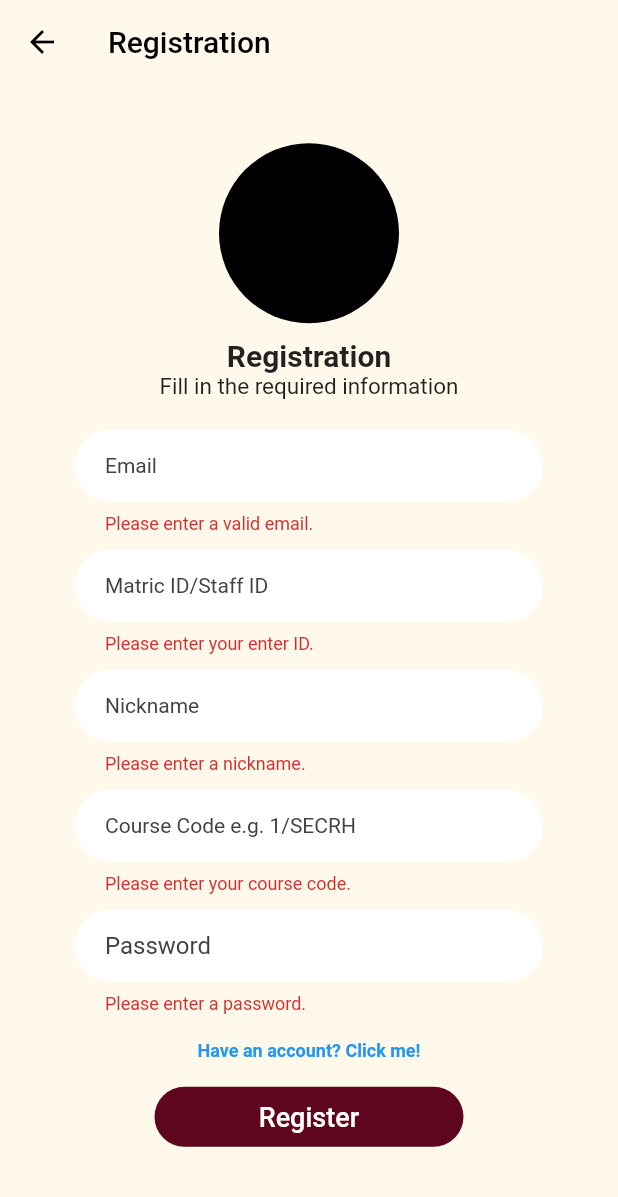
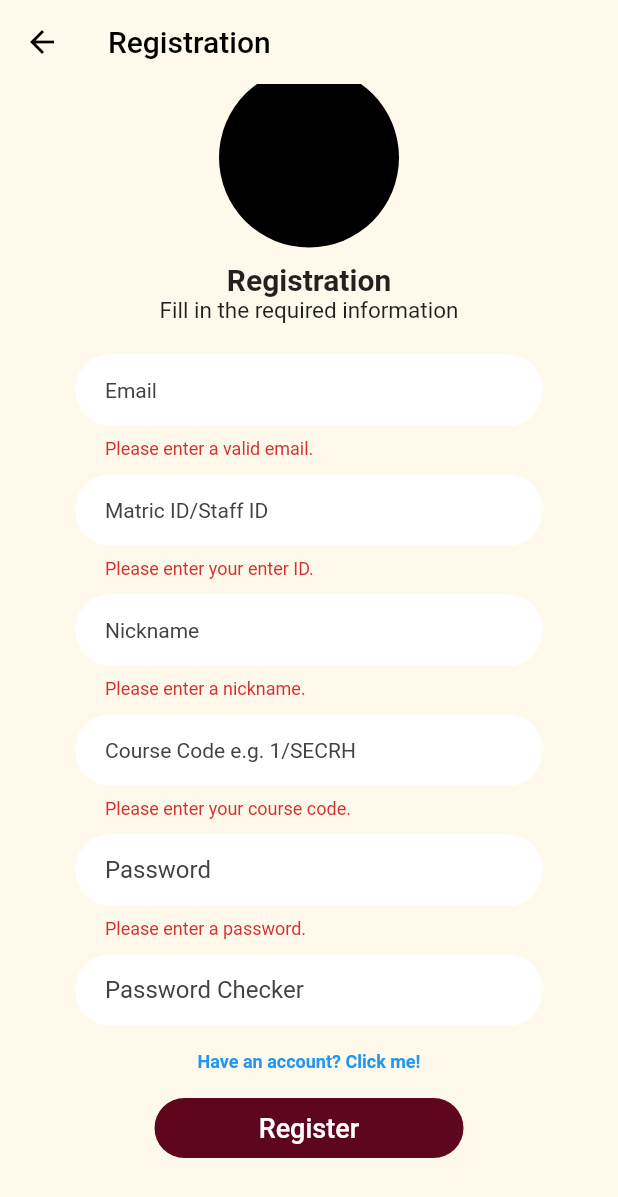
Before and after one commit to Loximity-oss/UTM-Study-Planner, a Flutter app: the registerPage screen opened directly, after a tap on "Register", on a phone screen of 412 x 824 dp. Shown: the top 1197 px of the screen. Run offline on Flutter 3.47's test engine with Material 2 defaults, Android fonts, the phone set to English and light mode, and no system bars; our stand-ins replace email_validator, flutter_calendar_carousel, flutter_local_notifications, font_awesome_flutter, hive, hive_flutter and 3 more; missing offline and left inert: mysql_client; accounts and stored records are empty; project files that could hold a hidden picture were left out.

Commit message:
Update register.dart
register regex cont.

```diff
--- a/utmstudyplanner_mobile/lib/views/register.dart
+++ b/utmstudyplanner_mobile/lib/views/register.dart
@@ -1,8 +1,13 @@
+import 'dart:async';
+import 'dart:convert';
 import 'package:flutter/material.dart';
 import 'package:email_validator/email_validator.dart';
 import 'package:flutter/services.dart';
+import 'package:utmstudyplanner_mobile/views/login/login.dart';
+import '../../server/conn.dart';
 import 'package:hive_flutter/hive_flutter.dart';
 import 'package:utmstudyplanner_mobile/views/register.dart';
+import 'package:http/http.dart' as http;
 
 class registerPage extends StatefulWidget {
   const registerPage({Key? key}) : super(key: key);
@@ -12,13 +17,72 @@ class registerPage extends StatefulWidget {
 }
 
 class _registerPageState extends State<registerPage> {
+  final TextEditingController IDInput = TextEditingController();
   final TextEditingController nameInput = TextEditingController();
   final TextEditingController courseInput = TextEditingController();
   final TextEditingController emailInput = TextEditingController();
-  final TextEditingController usernameInput = TextEditingController();
-  TextEditingController passwordInput = TextEditingController();
+  final TextEditingController passwordInput = TextEditingController();
+  final TextEditingController confirm_password = TextEditingController();
   final _formRegisterKey = GlobalKey<FormState>();
   bool visible = false;
+
+  Future userRegister() async {
+    // Getting value from Controller
+
+    String inputID = IDInput.text;
+    String inputEmail = emailInput.text;
+    String inputName = nameInput.text;
+    String inputCourse = courseInput.text;
+    String inputPassword = passwordInput.text;
+
+    //TODO implement conn checking
+    var db = Mysql();
+    String query = 'INSERT INTO `users`(`id`, `email`, `name`, `coursecode`, `password`) VALUES ("' +
+        inputID + '","' + inputEmail + '","' + inputName + '","' + inputCourse +
+        '","' + inputPassword + '")';
+    print(query);
+    try{
+      var result = await db.execQuery(query);
+      print(result.affectedRows);
+      print(result.numOfRows);
+      if (result.affectedRows.toInt() == 1) {
+        showDialog(
+          context: context,
+          builder: (BuildContext context) {
+            return AlertDialog(
+              title: const Text('Data has been successfully inserted into the database.'),
+              actions: <Widget>[
+                FlatButton(
+                  child: const Text("OK"),
+                  onPressed: () {
+                    Navigator.of(context).pop();
+                  },
+                ),
+              ],
+            );
+          },
+        );
+      } else {}
+    }catch(e){
+      showDialog(
+        context: context,
+        builder: (BuildContext context) {
+          return AlertDialog(
+            title: Text(e.toString()),
+            actions: <Widget>[
+              FlatButton(
+                child: const Text("OK"),
+                onPressed: () {
+                  Navigator.of(context).pop();
+                },
+              ),
+            ],
+          );
+        },
+      );
+    }
+
+  }
 
   @override
   Widget build(BuildContext context) {
@@ -57,6 +121,7 @@ class _registerPageState extends State<registerPage> {
                       child: Column(
                         children:  <Widget>[
                           TextFormField(
+                            controller: emailInput,
                             style: const TextStyle(fontSize: 14),
                             textInputAction: TextInputAction.next,
                             autovalidateMode: AutovalidateMode.onUserInteraction,
@@ -81,6 +146,7 @@ class _registerPageState extends State<registerPage> {
                           //Matric ID/Staff ID
                           const SizedBox(height: 10),
                           TextFormField(
+                            controller: IDInput,
                             style: const TextStyle(fontSize: 14),
                             textInputAction: TextInputAction.next,
                             autovalidateMode: AutovalidateMode.onUserInteraction,
@@ -112,6 +178,7 @@ class _registerPageState extends State<registerPage> {
                           //Nickname
                           const SizedBox(height: 10),
                           TextFormField(
+                            controller: nameInput,
                             style: const TextStyle(fontSize: 14),
                             textInputAction: TextInputAction.next,
                             autovalidateMode: AutovalidateMode.onUserInteraction,
@@ -176,6 +243,8 @@ class _registerPageState extends State<registerPage> {
                             obscureText: true,
                             textInputAction: TextInputAction.next,
                             autovalidateMode: AutovalidateMode.onUserInteraction,
+                            inputFormatters: [
+                              FilteringTextInputFormatter.allow(RegExp(r'[0-9,A-Z,a-z,!@#$*]'))],
                             validator: (passwordCheck) {
                               if (passwordCheck == null || passwordCheck.isEmpty) {
                                 return 'Please enter a password.';
@@ -183,6 +252,8 @@ class _registerPageState extends State<registerPage> {
                               if (passwordCheck.trim().length < 8){
                                 return 'Password must be at least 8 characters.';
                               }
+                              if (!passwordCheck.contains(RegExp(r"[0-9]"))) return 'Insert at least one number: "0-9"';
+                              if (!passwordCheck.contains(RegExp(r'[!@#$%^&*]'))) return 'Insert at least one special character: "!@#*&"';
                               return null;
                             },
                             decoration: InputDecoration(
@@ -202,13 +273,43 @@ class _registerPageState extends State<registerPage> {
                                 fillColor: Colors.white),
                           ),
 
+                          //Confirm Password
+                          const SizedBox(height: 10),
+                          TextFormField(
+                            controller: confirm_password,
+                            obscureText: true,
+                            textInputAction: TextInputAction.next,
+                            autovalidateMode: AutovalidateMode.onUserInteraction,
+                            validator: (passwordCheck) {
+                              if (passwordCheck != passwordInput.text){
+                                return 'Password does not match';
+                              }
+                              return null;
+                            },
+                            decoration: InputDecoration(
+                                contentPadding: const EdgeInsets.only(left: 20, right: 20),
+
+                                border: OutlineInputBorder(
+                                  borderRadius: BorderRadius.circular(30.0),
+                                  borderSide: const BorderSide(
+                                    width: 0,
+                                    style: BorderStyle.none,
+
+                                  ),
+                                ),
+                                filled: true,
+                                hintStyle: TextStyle(color: Colors.grey[800]),
+                                hintText: "Password Checker",
+                                fillColor: Colors.white),
+                          ),
+
 
                           TextButton(
                             child:
                             const Text("Have an account? Click me!", style: TextStyle(fontSize: 12, fontWeight: FontWeight.bold)),
                             onPressed: () {
                               Navigator.push(context,
-                                MaterialPageRoute(builder: (context) => const registerPage()),
+                                MaterialPageRoute(builder: (context) => const loginPage()),
                               );
                             },
                           ),
@@ -220,7 +321,7 @@ class _registerPageState extends State<registerPage> {
                               color: const Color.fromARGB(255, 93, 6, 29),
                             ),
                             child: MaterialButton(
-                              onPressed: () => _formRegisterKey.currentState!.validate() ? null : null,
+                              onPressed: () => _formRegisterKey.currentState!.validate() ? userRegister() : null,
                               child: const Text('Register',
                                 style: TextStyle(
                                   fontSize: 18,
```
